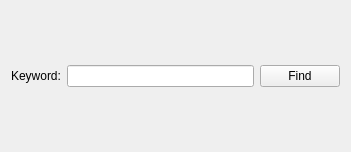
Before: the Qt Designer form Qt/TextFinder/textfinder.ui in AiMuranaka/study, drawn with Qt 5.
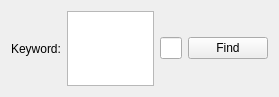
After: the same form once the commit is applied.

```diff
--- a/Qt/TextFinder/textfinder.ui
+++ b/Qt/TextFinder/textfinder.ui
@@ -6,8 +6,8 @@
    <rect>
     <x>0</x>
     <y>0</y>
-    <width>351</width>
-    <height>152</height>
+    <width>279</width>
+    <height>97</height>
    </rect>
   </property>
   <property name="windowTitle">
@@ -22,7 +22,10 @@
     </widget>
    </item>
    <item>
-    <widget class="QLineEdit" name="lineEdit"/>
+    <widget class="QTextEdit" name="lineEdit"/>
+   </item>
+   <item>
+    <widget class="QLineEdit" name="lineEdit_2"/>
    </item>
    <item>
     <widget class="QPushButton" name="findButton">
```
